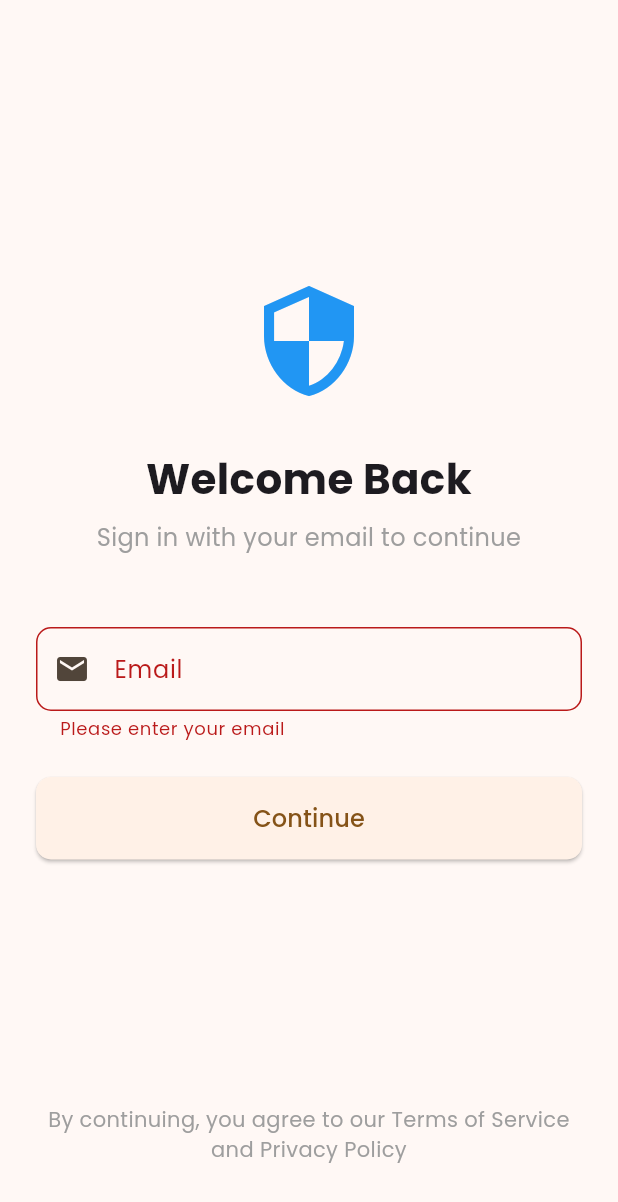
After one commit to ANTONINEUTRON/takesavenue, a Flutter app: the SignInPage screen opened directly, after a tap on "Continue", on a phone screen of 412 x 824 dp. The commit adds this screen. Shown: the top 1202 px of the screen. Run offline on Flutter 3.47's test engine with Material 3 defaults, Android fonts, the phone set to English and light mode, and no system bars; our stand-ins replace auto_route, equatable, flutter_bloc, flutter_svg, google_fonts, pin_code_fields and 2 more; network calls fail.

Commit message:
made some tweaks

```diff
--- /dev/null
+++ b/lib/features/auth/page/sign_in_page.dart
@@ -0,0 +1,170 @@
+import 'package:auto_route/auto_route.dart';
+import 'package:flutter/material.dart';
+import 'package:pin_code_fields/pin_code_fields.dart';
+
+@RoutePage()
+class SignInPage extends StatefulWidget {
+  const SignInPage({super.key});
+
+  @override
+  State<SignInPage> createState() => _SignInPageState();
+}
+
+class _SignInPageState extends State<SignInPage> {
+  final _formKey = GlobalKey<FormState>();
+  final _emailController = TextEditingController();
+
+  void _showOtpDialog() {
+    showDialog(
+      context: context,
+      barrierDismissible: false,
+      builder: (context) => AlertDialog(
+        shape: RoundedRectangleBorder(borderRadius: BorderRadius.circular(15)),
+        title: const Text('Enter OTP'),
+        content: Column(
+          mainAxisSize: MainAxisSize.min,
+          children: [
+            const Text('Please enter the 6-digit code sent to your email'),
+            const SizedBox(height: 20),
+            PinCodeTextField(
+              appContext: context,
+              length: 6,
+              keyboardType: TextInputType.number,
+              animationType: AnimationType.fade,
+              pinTheme: PinTheme(
+                shape: PinCodeFieldShape.box,
+                borderRadius: BorderRadius.circular(5),
+                fieldHeight: 50,
+                fieldWidth: 40,
+                activeFillColor: Colors.white,
+                selectedFillColor: Colors.white,
+                inactiveFillColor: Colors.white,
+              ),
+              animationDuration: const Duration(milliseconds: 300),
+              enableActiveFill: true,
+              onCompleted: (value) {
+                // Handle OTP verification
+              },
+              onChanged: (value) {},
+            ),
+            TextButton(
+              onPressed: () {
+                // Handle resend OTP
+              },
+              child: const Text('Resend Code'),
+            ),
+          ],
+        ),
+        actions: [
+          TextButton(
+            onPressed: () => context.router.pop(),
+            child: const Text('Cancel'),
+          ),
+          ElevatedButton(
+            onPressed: () {
+              // Handle verification
+            },
+            child: const Text('Verify'),
+          ),
+        ],
+      ),
+    );
+  }
+
+  @override
+  Widget build(BuildContext context) {
+    return Scaffold(
+      body: SafeArea(
+        child: Padding(
+          padding: const EdgeInsets.all(24.0),
+          child: Form(
+            key: _formKey,
+            child: Column(
+              mainAxisAlignment: MainAxisAlignment.center,
+              crossAxisAlignment: CrossAxisAlignment.stretch,
+              children: [
+                const Spacer(),
+                const Icon(
+                  Icons.security,
+                  size: 80,
+                  color: Colors.blue,
+                ),
+                const SizedBox(height: 32),
+                const Text(
+                  'Welcome Back',
+                  style: TextStyle(
+                    fontSize: 28,
+                    fontWeight: FontWeight.bold,
+                  ),
+                  textAlign: TextAlign.center,
+                ),
+                const SizedBox(height: 8),
+                const Text(
+                  'Sign in with your email to continue',
+                  style: TextStyle(
+                    color: Colors.grey,
+                    fontSize: 16,
+                  ),
+                  textAlign: TextAlign.center,
+                ),
+                const SizedBox(height: 48),
+                TextFormField(
+                  controller: _emailController,
+                  keyboardType: TextInputType.emailAddress,
+                  decoration: InputDecoration(
+                    labelText: 'Email',
+                    hintText: 'Enter your email',
+                    prefixIcon: const Icon(Icons.email),
+                    border: OutlineInputBorder(
+                      borderRadius: BorderRadius.circular(10),
+                    ),
+                  ),
+                  validator: (value) {
+                    if (value == null || value.isEmpty) {
+                      return 'Please enter your email';
+                    }
+                    if (!value.contains('@')) {
+                      return 'Please enter a valid email';
+                    }
+                    return null;
+                  },
+                ),
+                const SizedBox(height: 24),
+                ElevatedButton(
+                  onPressed: () {
+                    if (_formKey.currentState!.validate()) {
+                      _showOtpDialog();
+                    }
+                  },
+                  style: ElevatedButton.styleFrom(
+                    padding: const EdgeInsets.symmetric(vertical: 16),
+                    shape: RoundedRectangleBorder(
+                      borderRadius: BorderRadius.circular(10),
+                    ),
+                  ),
+                  child: const Text(
+                    'Continue',
+                    style: TextStyle(fontSize: 16),
+                  ),
+                ),
+                const Spacer(),
+                const Text(
+                  'By continuing, you agree to our Terms of Service and Privacy Policy',
+                  style: TextStyle(color: Colors.grey),
+                  textAlign: TextAlign.center,
+                ),
+                const SizedBox(height: 24),
+              ],
+            ),
+          ),
+        ),
+      ),
+    );
+  }
+
+  @override
+  void dispose() {
+    _emailController.dispose();
+    super.dispose();
+  }
+}
--- a/lib/utils/app_constants.dart
+++ b/lib/utils/app_constants.dart
@@ -1,4 +1,4 @@
 class AppConstants {
   static final appName = "Takes Avenue";
-  static final description = "Fun, Healthy Banter";
+  static final description = "Fun, Healthy Banter";// Maling banter a rewarding experience
 }
--- a/pubspec.yaml
+++ b/pubspec.yaml
@@ -48,6 +48,7 @@ dependencies:
   uuid: ^4.5.1
   video_player: ^2.9.3
   chewie: ^1.10.0
+  pin_code_fields: ^8.0.1
 
 dev_dependencies:
   flutter_test:
```
Also changed, not shown: pubspec.lock.
